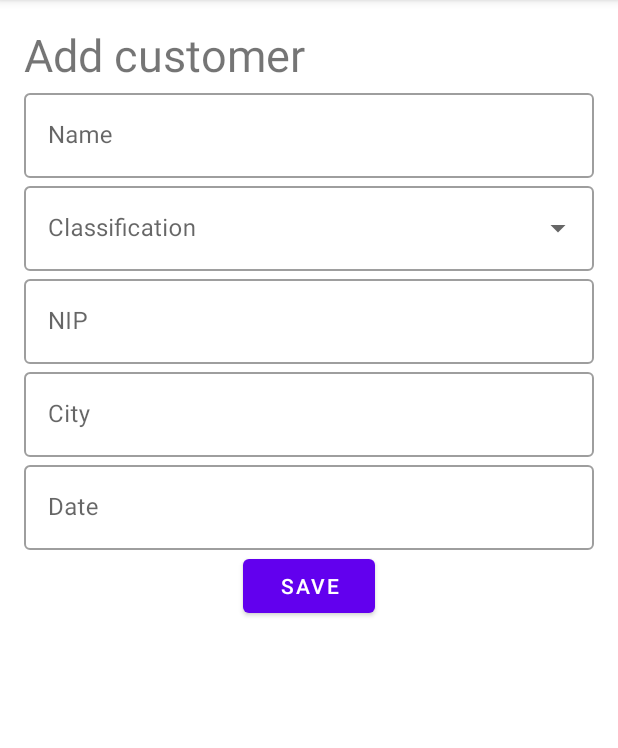
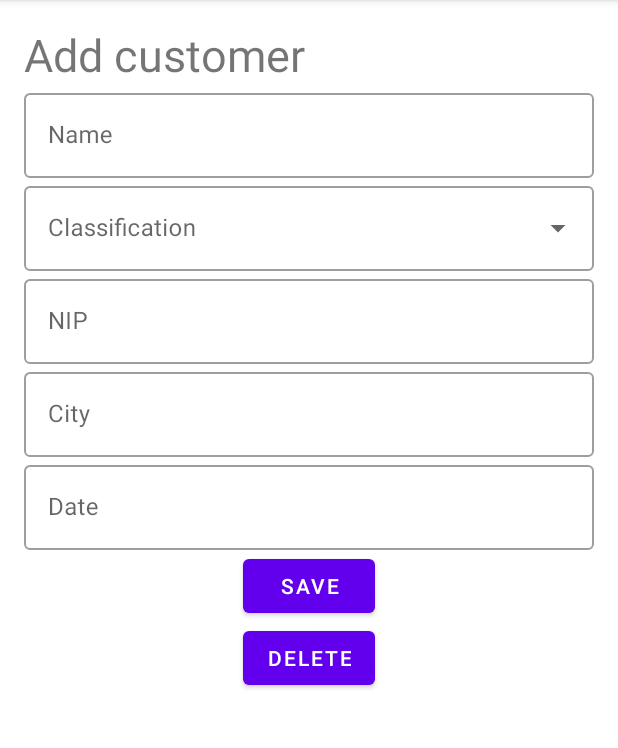
Before and after one commit to karkaminski/Customers, an Android app: the AddEditCustomerFragment screen opened through its navigation route, on a phone screen of 412 x 824 dp, the part 84-832 px from its top. Run offline under Robolectric (Android 15) with nearby library versions, the phone set to English and light mode, and no system bars; our stand-ins replace Room's generated code, data binding; libraries missing offline, so code that uses them is left out: com.kunzisoft.switchdatetime; 5 statements that could not run were skipped.

Commit message:
proste usuwanie klientow i nowe dane startowe do bazy

```diff
--- a/app/src/main/java/pl/karkaminski/customers/database/Customer.java
+++ b/app/src/main/java/pl/karkaminski/customers/database/Customer.java
@@ -44,6 +44,14 @@ public class Customer {
         this.name = name;
         this.nip = nip;
         this.city = city;
+    }
+
+    public Customer(Integer classificationId, @NotNull String name, String nip, String city, Date dateTime) {
+        this.classificationId = classificationId;
+        this.name = name;
+        this.nip = nip;
+        this.city = city;
+        this.dateTime = dateTime;
     }
 
     public int getId() {
--- a/app/src/main/java/pl/karkaminski/customers/database/CustomerDao.java
+++ b/app/src/main/java/pl/karkaminski/customers/database/CustomerDao.java
@@ -2,6 +2,7 @@ package pl.karkaminski.customers.database;
 
 import androidx.lifecycle.LiveData;
 import androidx.room.Dao;
+import androidx.room.Delete;
 import androidx.room.Insert;
 import androidx.room.Query;
 import androidx.room.Update;
@@ -23,4 +24,7 @@ public interface CustomerDao {
     @Update
     void update(Customer customers);
 
+    @Delete
+    void delete(Customer... customers);
+
     }
--- a/app/src/main/java/pl/karkaminski/customers/database/CustomersDatabase.java
+++ b/app/src/main/java/pl/karkaminski/customers/database/CustomersDatabase.java
@@ -11,6 +11,7 @@ import androidx.room.TypeConverters;
 import androidx.sqlite.db.SupportSQLiteDatabase;
 
 import java.util.ArrayList;
+import java.util.Calendar;
 import java.util.Date;
 
 @Database(entities = {CustomerClassification.class, Customer.class}, version = 1)
@@ -64,13 +65,23 @@ public abstract class CustomersDatabase extends RoomDatabase {
             exampleClassifications.add(new CustomerClassification("Poker player buyer", "These are relationship or value buyers who have learned that if they act like a price buyer, they can get high value for low prices."));
             classificationDao.insert(exampleClassifications.toArray(new CustomerClassification[exampleClassifications.size()]));
 
-            exampleCustomers.add(new Customer(1,"Karol Kamiński", "1111", "Kraków"));
-            exampleCustomers.add(new Customer(2,"Jan Kowalski", "2222","Warszawa"));
-            exampleCustomers.add(new Customer(3,"Anna Nowak", "3333", "Gdańsk"));
-//            exampleCustomers.add(new Customer(18,"Bartos ADamczyk", "9999", "Torun"));
-            Customer customerWithDate = new Customer(3,"Tomasz Kwiatkowski", "6666", "Częstochowa");
-            customerWithDate.setDateTime(new Date(System.currentTimeMillis()));
-            exampleCustomers.add(customerWithDate);
+//                 * replaced by <code>Calendar.set(year + 1900, month, date)</code>
+
+            Calendar calendar = Calendar.getInstance();
+
+            exampleCustomers.add(new Customer(1, "Karol Kamiński", "1890213403", "Kraków", new Date(System.currentTimeMillis())));
+            calendar.set(Calendar.YEAR, 2020);
+            calendar.set(Calendar.DAY_OF_MONTH, 20);
+            calendar.set(Calendar.MONTH, 11);
+            exampleCustomers.add(new Customer(2,"Jan Kowalski", "7788236409","Warszawa", new Date(calendar.getTimeInMillis())));
+            calendar.set(Calendar.YEAR, 2018);
+            calendar.set(Calendar.DAY_OF_MONTH, 10);
+            calendar.set(Calendar.MONTH, 06);
+            exampleCustomers.add(new Customer(3,"Anna Nowak", "9234095834", "Gdańsk", new Date(calendar.getTimeInMillis())));
+            calendar.set(Calendar.YEAR, 2021);
+            calendar.set(Calendar.DAY_OF_MONTH, 03);
+            calendar.set(Calendar.MONTH, 01);
+            exampleCustomers.add(new Customer(4,"Andrzej Duda", "8098346821", "Kraków", new Date(calendar.getTimeInMillis())));
             customerDao.insert(exampleCustomers.toArray(new Customer[exampleCustomers.size()]));
             return null;
         }
--- a/app/src/main/java/pl/karkaminski/customers/database/CustomersRepository.java
+++ b/app/src/main/java/pl/karkaminski/customers/database/CustomersRepository.java
@@ -42,6 +42,10 @@ public class CustomersRepository {
 
     public void update(Customer customer){
         new UpdateCustomerAsyncTask(customerDao).execute(customer);
+    }
+
+    public void delete(Customer... customers) {
+        new DeleteCustomerAsyncTask(customerDao).execute(customers);
     }
 
     ////Async Tasks
@@ -104,4 +108,19 @@ public class CustomersRepository {
             return null;
         }
     }
+
+    private static class DeleteCustomerAsyncTask extends AsyncTask<Customer, Void, Void> {
+
+        private CustomerDao dao;
+
+        public DeleteCustomerAsyncTask(CustomerDao dao) {
+            this.dao = dao;
+        }
+
+        @Override
+        protected Void doInBackground(Customer... customers) {
+            dao.delete(customers);
+            return null;
+        }
+    }
 }
--- a/app/src/main/java/pl/karkaminski/customers/ui/SharedViewModel.java
+++ b/app/src/main/java/pl/karkaminski/customers/ui/SharedViewModel.java
@@ -34,7 +34,7 @@ public class SharedViewModel extends AndroidViewModel {
         customersRepository.insert(customerClassification);
     }
 
-    public void update(CustomerClassification customerClassification){
+    public void update(CustomerClassification customerClassification) {
         customersRepository.update(customerClassification);
     }
 
@@ -45,4 +45,8 @@ public class SharedViewModel extends AndroidViewModel {
     public void update(Customer customer) {
         customersRepository.update(customer);
     }
+
+    public void delete(Customer customer) {
+        customersRepository.delete(customer);
+    }
 }
--- a/app/src/main/java/pl/karkaminski/customers/ui/customersaddedit/AddEditCustomerFragment.java
+++ b/app/src/main/java/pl/karkaminski/customers/ui/customersaddedit/AddEditCustomerFragment.java
@@ -68,7 +68,7 @@ public class AddEditCustomerFragment extends Fragment {
                         binding.editTextName.setText(customerWithClassification.getCustomer().getName());
                     }
                     //Setup Classification EditText
-                    if (customerWithClassification.getCustomer().getClassificationId() != null ) {
+                    if (customerWithClassification.getCustomer().getClassificationId() != null) {
                         binding.spinnerTextView.setText(customerWithClassification.getCustomerClassification().getName(), false);
                     }
 
@@ -121,10 +121,18 @@ public class AddEditCustomerFragment extends Fragment {
             }
         }
 
+        binding.buttonDelete.setOnClickListener(new View.OnClickListener() {
+            @Override
+            public void onClick(View v) {
+                mViewModel.delete(customerToSave);
+            }
+        });
+
         binding.buttonSave.setOnClickListener(new View.OnClickListener() {
             @Override
             public void onClick(View v) {
                 saveData();
+                getActivity().onBackPressed();
             }
         });
 
@@ -207,6 +215,4 @@ public class AddEditCustomerFragment extends Fragment {
         }
         getActivity().onBackPressed();
     }
-
-
-};
+}
--- a/app/src/main/res/layout/add_edit_customer_fragment.xml
+++ b/app/src/main/res/layout/add_edit_customer_fragment.xml
@@ -90,5 +90,12 @@
             android:layout_height="wrap_content"
             android:layout_gravity="center"
             android:text="Save" />
+
+        <com.google.android.material.button.MaterialButton
+            android:id="@+id/button_delete"
+            android:layout_width="wrap_content"
+            android:layout_height="wrap_content"
+            android:layout_gravity="center"
+            android:text="Delete" />
     </LinearLayout>
 </layout>
```
